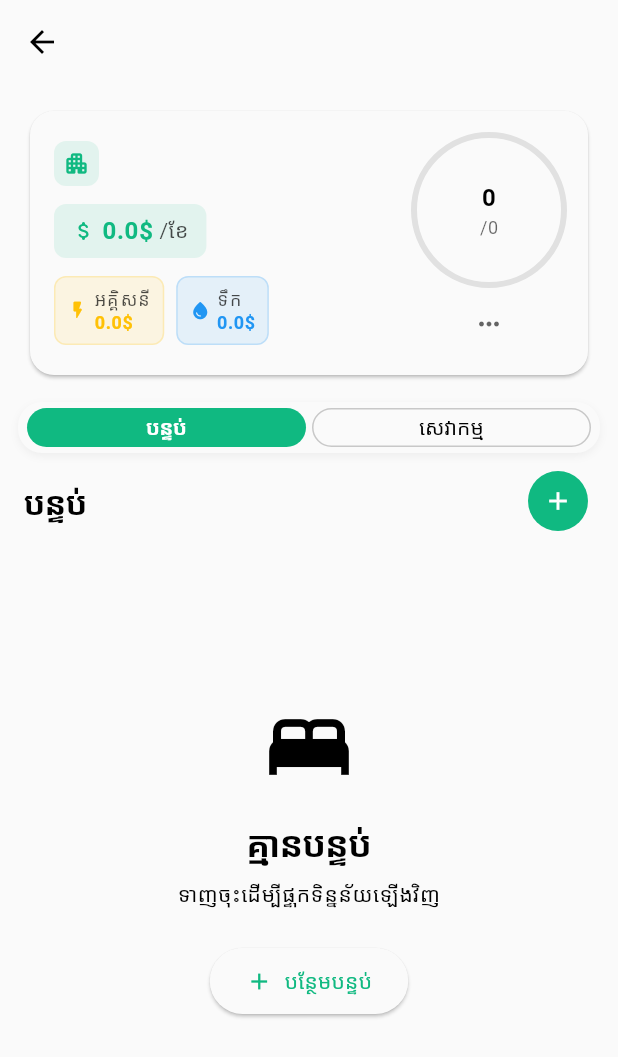
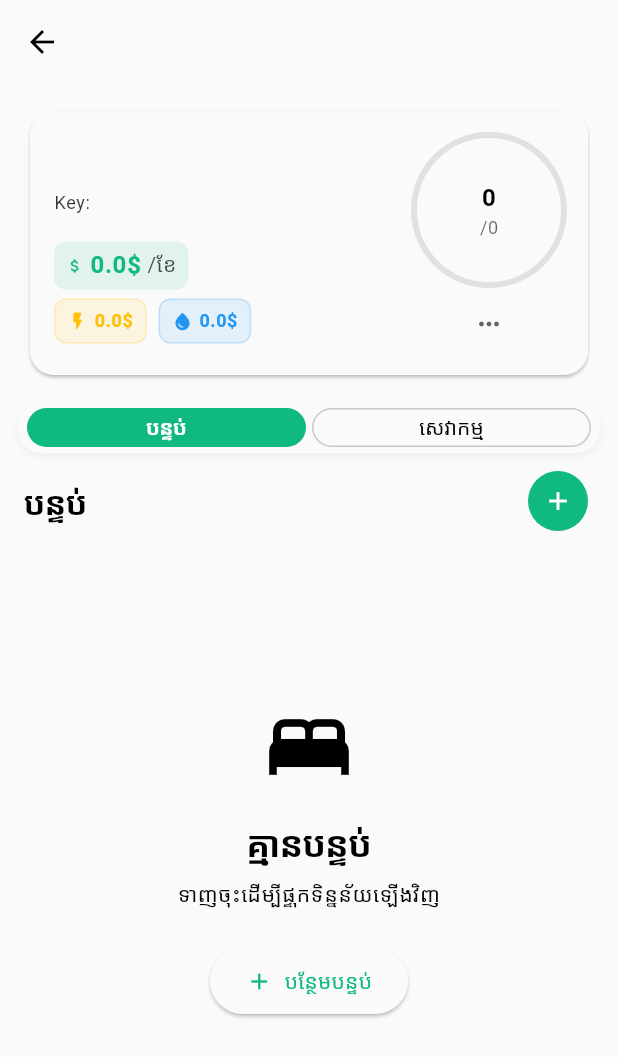
Before and after one commit to ornchannlyhov/rentalRoomManagement, a Flutter app: the BuildingDetail screen opened directly with empty values, on a phone screen of 412 x 824 dp. Shown: the top 1057 px of the screen. Run offline on Flutter 3.47's test engine with Material 3 defaults, Android fonts, the light colour scheme and no system bars; our stand-ins replace connectivity_plus, dio, flutter_dotenv, flutter_secure_storage, intl_phone_field, logger and 2 more; accounts and stored records are empty; Roboto replaces fonts that are missing (KantumruyPro).

Commit message:
add key to building card

```diff
--- a/lib/data/models/building.dart
+++ b/lib/data/models/building.dart
@@ -3,17 +3,20 @@ import 'package:joul_v2/data/models/room.dart';
 class Building {
   final String id;
   final String name;
-  List<Room> rooms;
   final double rentPrice;
   final double electricPrice;
   final double waterPrice;
+  final String? passKey;
+  List<Room> rooms;
 
   Building({
     required this.id,
     required this.name,
     required this.rentPrice,
-    List<Room>? rooms,
     required this.electricPrice,
     required this.waterPrice,
-  }) : rooms = rooms ?? [];
+    String? passKey,
+    List<Room>? rooms,
+  })  : passKey = passKey,
+        rooms = rooms ?? [];
 }
--- a/lib/presentation/view/screen/building/widgets/building_card.dart
+++ b/lib/presentation/view/screen/building/widgets/building_card.dart
@@ -205,40 +205,30 @@ class _AnimatedCardContent extends StatelessWidget {
                   crossAxisAlignment: CrossAxisAlignment.start,
                   mainAxisSize: MainAxisSize.min,
                   children: [
-                    // Building name with icon
-                    Row(
-                      children: [
-                        Container(
-                          padding: const EdgeInsets.all(6),
-                          decoration: BoxDecoration(
-                            color: theme.colorScheme.primary.withOpacity(0.1),
-                            borderRadius: BorderRadius.circular(8),
-                          ),
-                          child: Icon(
-                            Icons.apartment_rounded,
-                            color: theme.colorScheme.primary,
-                            size: 18,
-                          ),
+                    Text(
+                      building.name,
+                      style: theme.textTheme.titleLarge?.copyWith(
+                        fontWeight: FontWeight.w600,
+                        letterSpacing: -0.5,
+                      ),
+                    ),
+                    if (building.passKey != null) ...[
+                      const SizedBox(height: 4),
+                      Text(
+                        "Key: ${building.passKey!}",
+                        style: theme.textTheme.bodySmall?.copyWith(
+                          color: theme.colorScheme.onSurface.withOpacity(0.8),
+                          letterSpacing: 0.5,
                         ),
-                        const SizedBox(width: 10),
-                        Expanded(
-                          child: Text(
-                            building.name,
-                            style: theme.textTheme.titleMedium?.copyWith(
-                              fontWeight: FontWeight.bold,
-                            ),
-                          ),
-                        ),
-                      ],
-                    ),
-
-                    const SizedBox(height: 12),
+                      ),
+                    ],
+                    const SizedBox(height: 18),
 
                     // Rent price
                     Container(
                       padding: const EdgeInsets.symmetric(
-                        horizontal: 12,
-                        vertical: 6,
+                        horizontal: 8,
+                        vertical: 4,
                       ),
                       decoration: BoxDecoration(
                         color: theme.colorScheme.primary.withOpacity(0.1),
@@ -250,7 +240,7 @@ class _AnimatedCardContent extends StatelessWidget {
                           Icon(
                             Icons.attach_money_rounded,
                             color: theme.colorScheme.primary,
-                            size: 16,
+                            size: 12,
                           ),
                           const SizedBox(width: 4),
                           Text(
@@ -272,7 +262,7 @@ class _AnimatedCardContent extends StatelessWidget {
                       ),
                     ),
 
-                    const SizedBox(height: 12),
+                    const SizedBox(height: 6),
 
                     // Utility prices
                     Row(
@@ -280,7 +270,6 @@ class _AnimatedCardContent extends StatelessWidget {
                         _buildUtilityChip(
                           context,
                           Icons.flash_on_rounded,
-                          "អគ្គិសនី",
                           "${building.electricPrice}\$",
                           Colors.amber,
                         ),
@@ -288,7 +277,6 @@ class _AnimatedCardContent extends StatelessWidget {
                         _buildUtilityChip(
                           context,
                           Icons.water_drop_rounded,
-                          "ទឹក",
                           "${building.waterPrice}\$",
                           Colors.blue,
                         ),
@@ -332,7 +320,6 @@ class _AnimatedCardContent extends StatelessWidget {
   Widget _buildUtilityChip(
     BuildContext context,
     IconData icon,
-    String label,
     String price,
     Color color,
   ) {
@@ -361,12 +348,6 @@ class _AnimatedCardContent extends StatelessWidget {
             crossAxisAlignment: CrossAxisAlignment.start,
             mainAxisSize: MainAxisSize.min,
             children: [
-              Text(
-                label,
-                style: theme.textTheme.labelMedium?.copyWith(
-                  color: theme.colorScheme.onSurface.withOpacity(0.7),
-                ),
-              ),
               Text(
                 price,
                 style: theme.textTheme.bodySmall?.copyWith(
```
Also changed, not shown: lib/data/dtos/building_dto.dart (+6 -20 lines).
